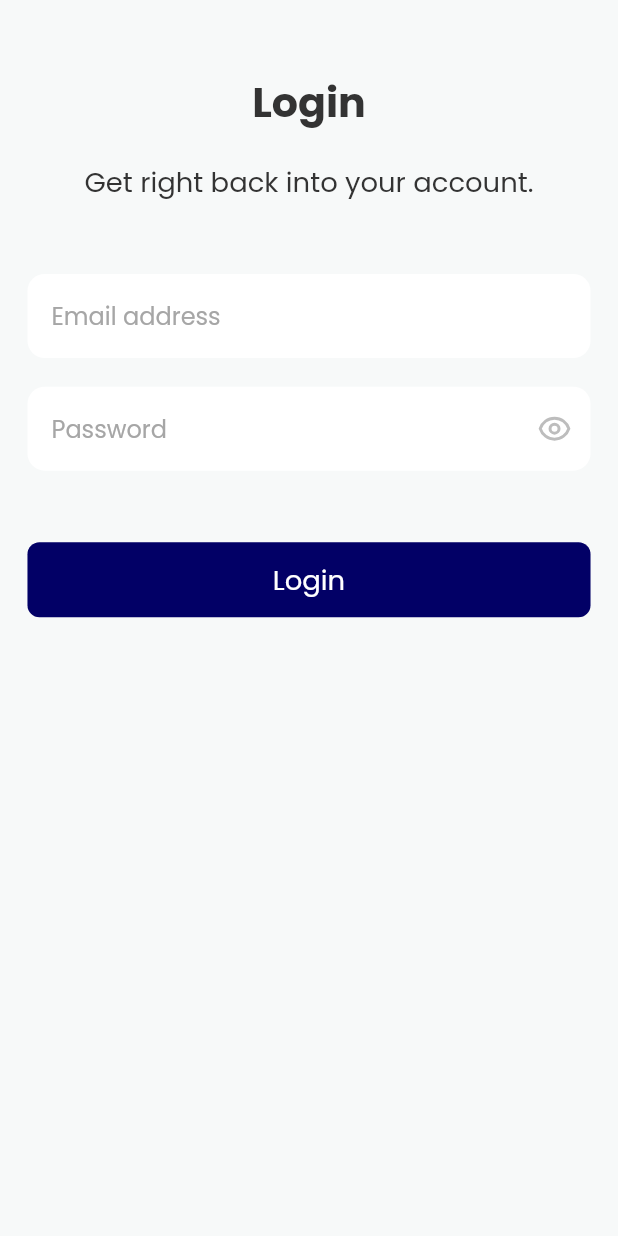
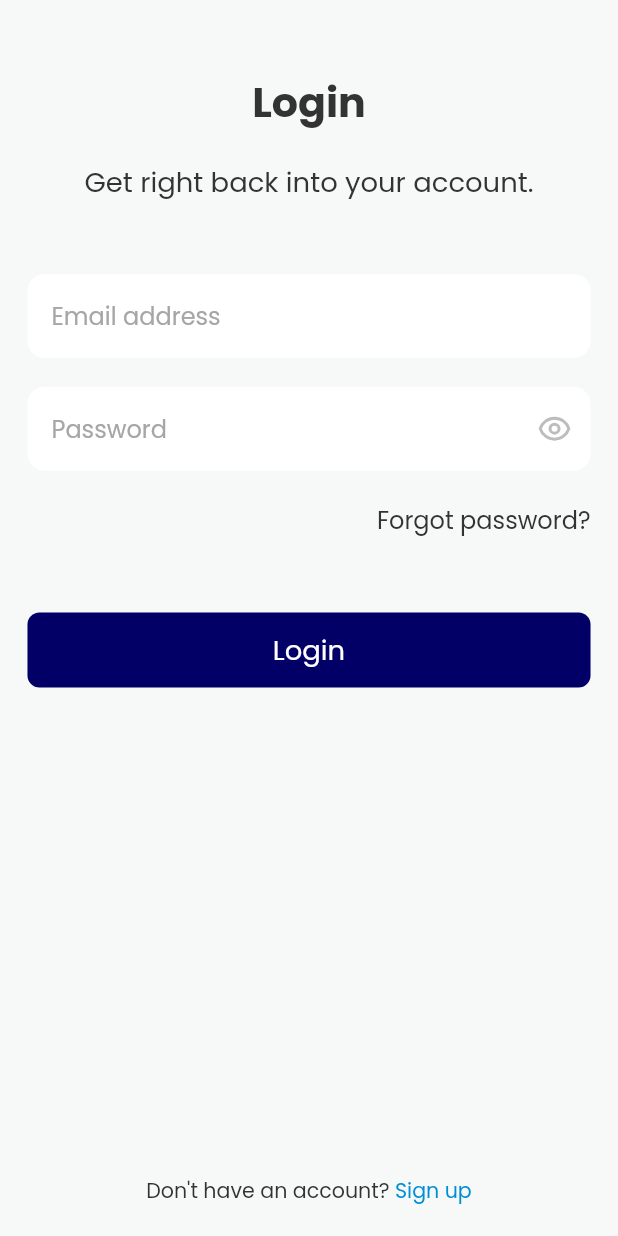
Before and after one commit to davidaodejobi/day-pilot, a Flutter app: the screen it shows after launch, after a tap on "Login", on a phone screen of 412 x 824 dp. Run offline on Flutter 3.47's test engine with Material 2 defaults, Android fonts, the phone set to English and light mode, and no system bars; our stand-ins replace flip_card, flutter_hooks, flutter_screenutil, flutter_svg, hooks_riverpod; generated files the repository leaves out were written again.

Commit message:
feat: log in UI completed

```diff
--- a/lib/src/features/auth/login_screen.dart
+++ b/lib/src/features/auth/login_screen.dart
@@ -1,5 +1,6 @@
 import 'package:day_pilot/src/common_widgets/custom_elevated_button.dart';
 import 'package:day_pilot/src/common_widgets/custom_textfield.dart';
+import 'package:day_pilot/src/constants/app_colors.dart';
 import 'package:day_pilot/src/utils/extensions.dart';
 import 'package:flutter/material.dart';
 import 'package:flutter_hooks/flutter_hooks.dart';
@@ -15,13 +16,11 @@ class LoginScreen extends HookConsumerWidget {
     final passwordController = useTextEditingController();
     return Scaffold(
       body: SafeArea(
-        child: SingleChildScrollView(
-          padding: EdgeInsets.symmetric(horizontal: 16.w),
-          child: Column(
-            children: [
-              //calculate the height of the status bar
-              // MediaQuery.of(context).padding.top.hi,
-              SingleChildScrollView(
+        child: Column(
+          children: [
+            Expanded(
+              child: SingleChildScrollView(
+                padding: EdgeInsets.symmetric(horizontal: 16.w),
                 child: Column(
                   children: [
                     40.hi,
@@ -51,7 +50,25 @@ class LoginScreen extends HookConsumerWidget {
                       hintText: 'Password',
                       textObscured: true,
                     ),
-                    40.hi,
+                    8.hi,
+                    Align(
+                      alignment: Alignment.centerRight,
+                      child: InkWell(
+                        onTap: () {},
+                        overlayColor: MaterialStateProperty.all(
+                          Colors.transparent,
+                        ),
+                        child: Text(
+                          'Forgot password?',
+                          style: Theme.of(context).textTheme.bodyMedium,
+                        ).padOnly(
+                          top: 8.h,
+                          bottom: 8.h,
+                          left: 8.w,
+                        ),
+                      ),
+                    ),
+                    32.hi,
                     CustomElevatedButton(
                       text: 'Login',
                       onPressed: () {},
@@ -59,8 +76,28 @@ class LoginScreen extends HookConsumerWidget {
                   ],
                 ),
               ),
-            ],
-          ),
+            ),
+            InkWell(
+              onTap: () {},
+              overlayColor: MaterialStateProperty.all(
+                Colors.transparent,
+              ),
+              child: RichText(
+                text: TextSpan(
+                  text: 'Don\'t have an account? ',
+                  style: Theme.of(context).textTheme.bodySmall,
+                  children: [
+                    TextSpan(
+                      text: 'Sign up',
+                      style: Theme.of(context).textTheme.bodySmall!.copyWith(
+                            color: AppColors.secondaryColor,
+                          ),
+                    ),
+                  ],
+                ),
+              ).padAll(16),
+            ),
+          ],
         ),
       ),
     );
--- a/lib/src/utils/extensions.dart
+++ b/lib/src/utils/extensions.dart
@@ -66,6 +66,23 @@ extension PaddingExtension on Widget {
       child: this,
     );
   }
+
+  Widget padOnly({
+    double? left,
+    double? right,
+    double? top,
+    double? bottom,
+  }) {
+    return Padding(
+      padding: EdgeInsets.only(
+        left: left?.w ?? 0,
+        right: right?.w ?? 0,
+        top: top?.h ?? 0,
+        bottom: bottom?.h ?? 0,
+      ),
+      child: this,
+    );
+  }
 }
 
 extension CustomSizedBox on num {
```
